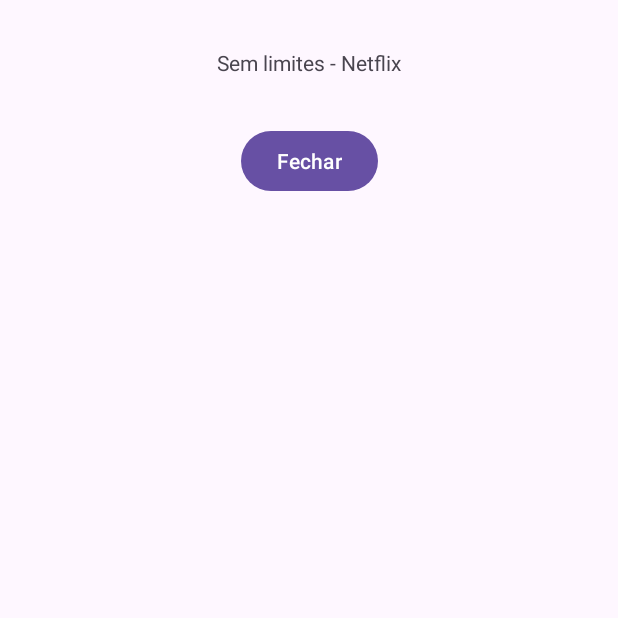
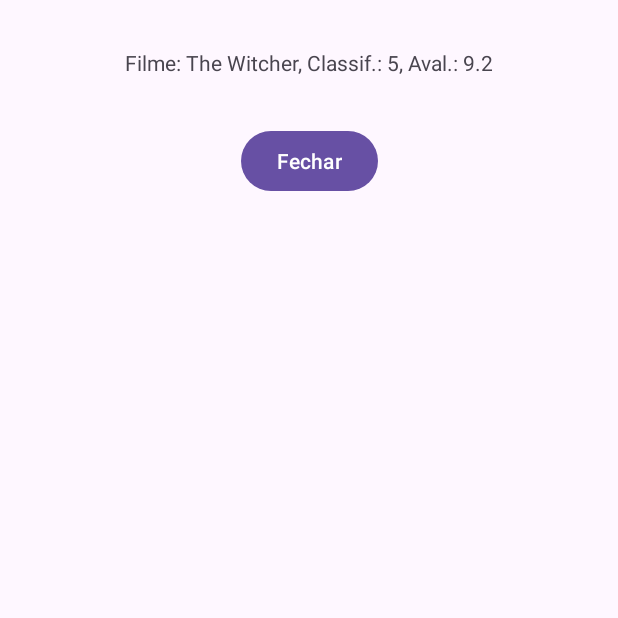
Before and after one commit to alxmart/ActivityFragment, an Android app: the screen it shows after launch (DetalhesActivity), after a tap on "Abrir nova tela", on a phone screen of 412 x 824 dp, the top half of it. Run offline under Robolectric (Android 15) with nearby library versions, the phone set to English and light mode, and no system bars.

```diff
--- a/app/src/main/AndroidManifest.xml
+++ b/app/src/main/AndroidManifest.xml
@@ -17,6 +17,7 @@
             android:exported="false" />
         <activity
             android:name=".MainActivity"
+            android:screenOrientation="sensor"
             android:exported="true">
             <intent-filter>
                 <action android:name="android.intent.action.MAIN" />
--- a/app/src/main/java/com/luizafmartinez/activityfragment/DetalhesActivity.kt
+++ b/app/src/main/java/com/luizafmartinez/activityfragment/DetalhesActivity.kt
@@ -7,8 +7,8 @@ import android.widget.TextView
 
 class DetalhesActivity : AppCompatActivity() {
 
-    lateinit var buttonFechar: Button
-    lateinit var textFilme: TextView
+    lateinit var buttonFechar : Button
+    lateinit var textFilme : TextView
     override fun onCreate(savedInstanceState: Bundle?) {
         super.onCreate(savedInstanceState)
         setContentView(R.layout.activity_detalhes)
@@ -16,21 +16,17 @@ class DetalhesActivity : AppCompatActivity() {
         buttonFechar = findViewById(R.id.button_fechar)
         textFilme = findViewById(R.id.text_filme)
 
+        // Para recuperar o valor vindo da MainActivity, passado no intent:
         val bundle = intent.extras //Todos os parâmetros passados
 
         if (bundle != null) {
+            val filme = bundle.getString("filme")
+            val classificacao = bundle.getInt("classificacao")
+            val avaliacoes = bundle.getDouble("avaliacoes")
+            val resultado =
+             "Filme: $filme, Classif.: $classificacao, Aval.: $avaliacoes"
 
-//            val filme = bundle.getString("filme")
-//            val classificacao = bundle.getInt("classificacao")
-//            val avaliacoes = bundle.getDouble("avaliacoes")
-
-            // Vai de-serializar , como um objeto Filme :
-            //val filme = bundle.getSerializable("filme") as Filme
-            val filme = bundle.getParcelable<Filme>("filme")
-
-            //val resultado= "filme: $filme - class: $classificacao - aval:$avaliacoes"
-
-            textFilme.text = "${filme?.nome} - ${filme?.distribuidor}"
+            textFilme.text = resultado
         }
 
         buttonFechar.setOnClickListener {
@@ -38,5 +34,4 @@ class DetalhesActivity : AppCompatActivity() {
         }
 
     }
-
 }
--- a/app/src/main/java/com/luizafmartinez/activityfragment/MainActivity.kt
+++ b/app/src/main/java/com/luizafmartinez/activityfragment/MainActivity.kt
@@ -1,69 +1,64 @@
 package com.luizafmartinez.activityfragment
 
 import android.content.Intent
-import androidx.appcompat.app.AppCompatActivity
 import android.os.Bundle
 import android.util.Log
 import android.widget.Button
+import androidx.appcompat.app.AppCompatActivity
 class MainActivity : AppCompatActivity() {
 
     lateinit var buttonAbrir: Button
     override fun onCreate(savedInstanceState: Bundle?) {
         super.onCreate(savedInstanceState)
 
-        Log.i("ciclo_vida", "onCreate")
+        Log.i("Ciclo de vida:", "onCreate")
 
         setContentView(R.layout.activity_main)
 
         buttonAbrir = findViewById(R.id.button_abrir)
+
         buttonAbrir.setOnClickListener {
-            val intent = Intent(this, DetalhesActivity::class.java)
 
-//            // Passar parâmetros para nova tela
-//            intent.putExtra("filme","The Witcher")
-//            intent.putExtra("classificacao",5)
-//            intent.putExtra("avaliacoes",9.2)
+            // finish()
 
-            val filme = Filme(
-                "Sem limites",
-                "Teste",
-                4.8,
-                "Jamilton",
-             "Netflix"
+            val intent = Intent(
+                this,
+                DetalhesActivity::class.java
             )
-            intent.putExtra("filme", filme)
-
+            // Passar parâmetros para nova tela
+            intent.putExtra("filme","The Witcher")
+            intent.putExtra("classificacao",5)
+            intent.putExtra("avaliacoes",9.2)
 
             // Iniciar uma nova tela
             startActivity(intent)
         }
-
     }
-    override  fun onStart() {
+    override fun onStart() {
         super.onStart()
-        //Simula -> carregar dados
-        Log.i("ciclo_Vida", "onStart")
+        // Carregar dados...
+        Log.i("Ciclo de vida: ", "onStart")
     }
     override fun onResume() {
         super.onResume()
-        Log.i("ciclo_Vida", "onResume")
+        Log.i("Ciclo de vida: ", "onResume")
     }
     override fun onPause() {
         super.onPause()
-        Log.i("ciclo_Vida", "onPause")
+        Log.i("Ciclo de vida: ", "onPause")
     }
     override fun onStop() {
         super.onStop()
-        Log.i("ciclo_Vida", "onStop")
+        Log.i("Ciclo de vida: ", "onStop")
     }
     override fun onRestart() {
         super.onRestart()
-        Log.i("ciclo_Vida", "onRestart")
+        Log.i("Ciclo de vida: ", "onRestart")
     }
     override fun onDestroy() {
-        Log.i("ciclo_Vida", "onDestroy")
+        Log.i("Ciclo de vida: ", "onDestroy")
         super.onDestroy()
-        Log.i("ciclo_Vida", "onDestroy")
     }
 
+
 }
--- a/app/src/main/java/com/luizafmartinez/activityfragment/Usuario.kt
+++ /dev/null
@@ -1,22 +0,0 @@
-package com.luizafmartinez.activityfragment
-
-import android.os.Parcelable
-import kotlinx.parcelize.Parcelize
-import java.io.Serializable
-
-@Parcelize //kotlinx.parcelize
-data class Filme(
-    val nome: String,
-    val descricao: String,
-    val avaliacoes: Double,
-    val diretor: String,
-    val distribuidor: String
-) : Parcelable
-
-//data class Filme(
-//    val nome: String,
-//    val descricao: String,
-//    val avaliacoes: Double,
-//    val diretor: String,
-//    val distribuidor: String
-//) : Serializable
--- a/app/src/main/res/layout/activity_detalhes.xml
+++ b/app/src/main/res/layout/activity_detalhes.xml
@@ -5,6 +5,17 @@
     android:layout_width="match_parent"
     android:layout_height="match_parent"
     tools:context=".DetalhesActivity">
+
+    <TextView
+        android:id="@+id/text_filme"
+        android:layout_width="wrap_content"
+        android:layout_height="wrap_content"
+        android:layout_marginTop="32dp"
+        android:text="Detalhes"
+        app:layout_constraintEnd_toEndOf="parent"
+        app:layout_constraintHorizontal_bias="0.5"
+        app:layout_constraintStart_toStartOf="parent"
+        app:layout_constraintTop_toTopOf="parent" />
 
     <Button
         android:id="@+id/button_fechar"
@@ -16,15 +27,4 @@
         app:layout_constraintHorizontal_bias="0.5"
         app:layout_constraintStart_toStartOf="parent"
         app:layout_constraintTop_toBottomOf="@+id/text_filme" />
-
-    <TextView
-        android:id="@+id/text_filme"
-        android:layout_width="wrap_content"
-        android:layout_height="wrap_content"
-        android:layout_marginTop="32dp"
-        android:text="TextView"
-        app:layout_constraintEnd_toEndOf="parent"
-        app:layout_constraintHorizontal_bias="0.5"
-        app:layout_constraintStart_toStartOf="parent"
-        app:layout_constraintTop_toTopOf="parent" />
 </androidx.constraintlayout.widget.ConstraintLayout>
```
